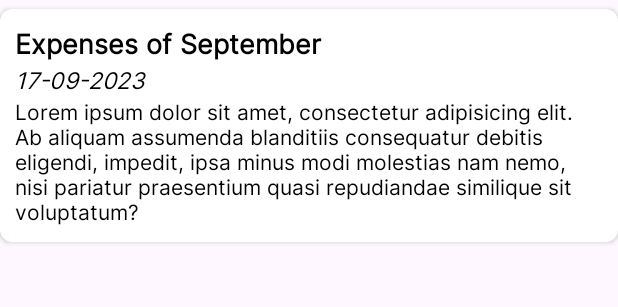
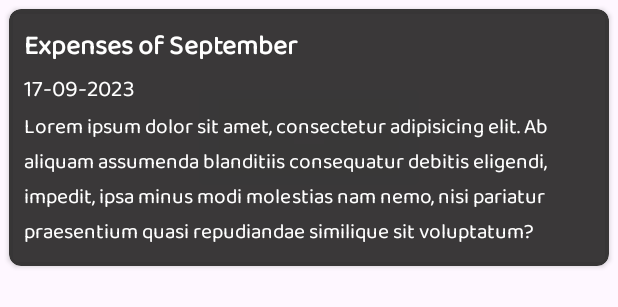
Before and after one commit to SabirKhanAkash/daily-notes-mvvm, an Android app: the layout notes_list_view.xml on its own in the app's theme, with its tools: preview values and no code run, on a phone screen of 412 x 824 dp. Shown: the top 307 px of the screen. Run offline under Robolectric (Android 15) with nearby library versions, the phone set to English and light mode, and no system bars.

Commit message:
changed UI

```diff
--- a/app/src/main/res/drawable/search_view_bg.xml
+++ b/app/src/main/res/drawable/search_view_bg.xml
@@ -1,6 +1,6 @@
 <?xml version="1.0" encoding="utf-8"?>
 <shape xmlns:android="http://schemas.android.com/apk/res/android">
     <corners android:radius="8sp" />
-    <solid android:color="@color/gray_color" />
+    <solid android:color="@color/dark_gray_color" />
 
 </shape>
--- a/app/src/main/res/layout/notes_list_view.xml
+++ b/app/src/main/res/layout/notes_list_view.xml
@@ -3,9 +3,8 @@
     xmlns:app="http://schemas.android.com/apk/res-auto"
     android:layout_width="match_parent"
     android:layout_height="wrap_content"
-    android:layout_marginTop="6sp"
-    android:layout_marginBottom="6sp"
-    android:background="@color/white"
+    android:layout_margin="6sp"
+    app:cardBackgroundColor="@color/dark_gray_color"
     android:elevation="12dp"
     android:orientation="vertical"
     app:cardCornerRadius="8sp">
@@ -24,9 +23,9 @@
                 android:id="@+id/note_title"
                 android:layout_width="match_parent"
                 android:layout_height="wrap_content"
-                android:fontFamily="@font/inter_regular"
+                android:fontFamily="@font/balooda2"
                 android:text="Expenses of September"
-                android:textColor="@color/black"
+                android:textColor="@color/white"
                 android:textSize="18sp"
                 android:textStyle="bold" />
 
@@ -35,22 +34,23 @@
                 android:layout_width="match_parent"
                 android:layout_height="wrap_content"
                 android:layout_below="@+id/note_title"
-                android:fontFamily="@font/inter_regular"
+                android:fontFamily="@font/balooda2"
                 android:text="17-09-2023"
-                android:textColor="@color/black"
+                android:textColor="@color/white"
                 android:textSize="15sp"
-                android:textStyle="italic" />
+                android:textStyle="normal" />
 
         </RelativeLayout>
 
         <TextView
             android:id="@+id/note_content"
             android:layout_width="match_parent"
+            android:maxLines="5"
             android:layout_height="wrap_content"
             android:layout_below="@+id/note_title"
-            android:fontFamily="@font/inter_regular"
+            android:fontFamily="@font/balooda2"
             android:text="@string/note_content_demo"
-            android:textColor="@color/black"
+            android:textColor="@color/white"
             android:textSize="14sp" />
 
     </LinearLayout>
--- a/app/src/main/res/values/colors.xml
+++ b/app/src/main/res/values/colors.xml
@@ -3,5 +3,6 @@
     <color name="black">#FF000000</color>
     <color name="white">#FFFFFFFF</color>
     <color name="gray_color">#EDF6F6F6</color>
+    <color name="dark_gray_color">#ED2C2B2B</color>
     <color name="primary_color">#3B4BAB</color>
 </resources>
```
Also changed, not shown: app/src/main/java/com/akash/dailynotes/MainActivity.kt (+6 -1 lines), app/src/main/res/font-v26/inter.xml (deleted, +0 -11 lines), app/src/main/res/font/inter.xml (deleted, +0 -11 lines), app/src/main/res/layout/activity_main.xml (+6 -1 lines), app/src/main/res/font/balooda2.ttf (added), app/src/main/res/font/inter_regular.ttf (deleted).
